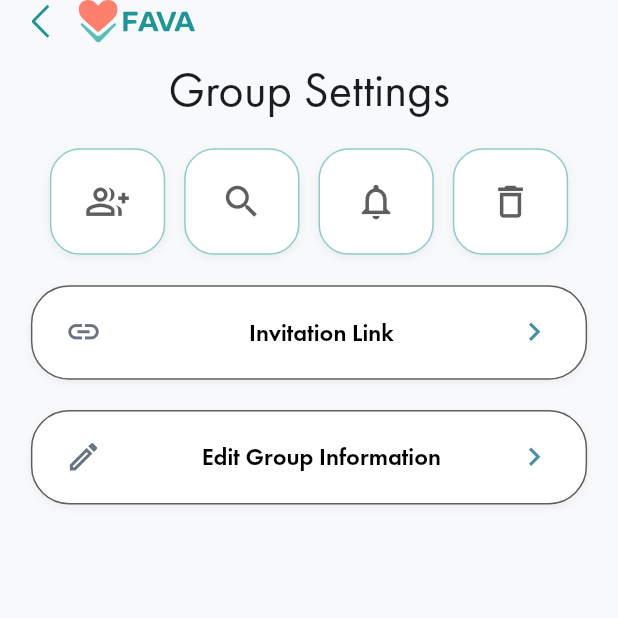
After one commit to terabitdev/Fav-community-App, a Flutter app: the GroupSettingAdminScreen screen opened by its route, on a phone screen of 412 x 824 dp, the top half of it. The commit adds this screen. Run offline on Flutter 3.47's test engine with Material 3 defaults, Android fonts, the phone set to English and light mode, and no system bars; our stand-ins replace flutter_screenutil, flutter_svg, go_router, lottie.

Commit message:
Grpup Settings

```diff
--- a/lib/app/routes.dart
+++ b/lib/app/routes.dart
@@ -9,6 +9,7 @@ import '../screens/auth/signup_screen.dart';
 import '../screens/auth/onboarding_screen1.dart';
 import '../screens/community/feed_screen.dart';
 import '../screens/direct_requests/UpdatesRequestAcceptedViewDetailsScreen.dart';
+import '../screens/groups/GroupSettingAdminScreen.dart';
 import '../screens/groups/groups_screen.dart';
 import '../screens/profile/profile_screen.dart';
 
@@ -23,7 +24,8 @@ enum AppRoute {
   setNewPassword('/new-password'),
   updatesrequestacceptedviewdetailsscreen('/updatesrequestacceptedviewdetailsscreen'),
   userProfileScreen('/user-profile-screen'),
-  myGroupsScreen('/my-groups-screen');
+  myGroupsScreen('/my-groups-screen'),
+  groupSettingAdminScreen('/group-setting-admin-screen');
 
   final String path;
   const AppRoute(this.path);
@@ -84,7 +86,15 @@ class AppRoutes {
         ),
       ),
 
-
+      GoRoute(
+        path: AppRoute.groupSettingAdminScreen.path,
+        name: AppRoute.groupSettingAdminScreen.name,
+        pageBuilder: (context, state) => _buildCupertinoPage(
+          context: context,
+          state: state,
+          child: const GroupSettingAdminScreen(),
+        ),
+      ),
 
       GoRoute(
         path: AppRoute.signup.path,
--- a/lib/core/constants/colors.dart
+++ b/lib/core/constants/colors.dart
@@ -31,3 +31,5 @@ const othersClr = Color.fromRGBO(132, 132, 132, 1);
 const darkGray = Color(0xff5E5E5E);
 const lightYellow = Color(0xffFAFFD7);
 const lightGray = Color(0xffFFDDD7);
+const cyanGreen = Color(0xff1E9695);
+const white = Color(0xffFFFFFF);
--- /dev/null
+++ b/lib/screens/groups/GroupSettingAdminScreen.dart
@@ -0,0 +1,159 @@
+import 'package:fava/core/constants/responsive_layout.dart';
+import 'package:flutter/material.dart';
+import 'package:flutter_screenutil/flutter_screenutil.dart';
+
+import '../../core/constants/colors.dart';
+import '../../core/utils/app_text_styles.dart';
+import '../../widgets/auth/custom_auth_header.dart';
+
+class GroupSettingAdminScreen extends StatefulWidget {
+  const GroupSettingAdminScreen({super.key});
+
+  @override
+  State<GroupSettingAdminScreen> createState() =>
+      _GroupSettingAdminScreenState();
+}
+
+class _GroupSettingAdminScreenState extends State<GroupSettingAdminScreen> {
+  @override
+  Widget build(BuildContext context) {
+    return Scaffold(
+      backgroundColor: Color(0xFFF8F9FA),
+      body: SafeArea(
+        child: Padding(
+          padding: EdgeInsets.symmetric(horizontal: context.screenWidth * 0.05),
+          child: SingleChildScrollView(
+            child: Column(
+              spacing: 20.h,
+              mainAxisAlignment: MainAxisAlignment.start,
+              crossAxisAlignment: CrossAxisAlignment.start,
+              children: [
+                CustomAuthHeader(backButton: true, title: 'Group Settings'),
+
+                // Four icon buttons row
+                Row(
+                  mainAxisAlignment: MainAxisAlignment.spaceEvenly,
+                  children: [
+                    _buildIconButton(
+                      icon: Icons.group_add_outlined,
+                      onTap: () {
+                        // Add member functionality
+                      },
+                    ),
+                    _buildIconButton(
+                      icon: Icons.search,
+                      onTap: () {
+                        // Search functionality
+                      },
+                    ),
+                    _buildIconButton(
+                      icon: Icons.notifications_outlined,
+                      onTap: () {
+                        // Notifications functionality
+                      },
+                    ),
+                    _buildIconButton(
+                      icon: Icons.delete_outline,
+                      onTap: () {
+                        // Delete functionality
+                      },
+                    ),
+                  ],
+                ),
+
+                // Invitation Link option
+                _buildSettingOption(
+                  icon: Icons.link,
+                  title: 'Invitation Link',
+                  onTap: () {
+                    // Handle invitation link
+                  },
+                ),
+
+                // Edit Group Information option
+                _buildSettingOption(
+                  icon: Icons.edit_outlined,
+                  title: 'Edit Group Information',
+                  onTap: () {
+                    // Handle edit group info
+                  },
+                ),
+              ],
+            ),
+          ),
+        ),
+      ),
+    );
+  }
+
+  Widget _buildIconButton({
+    required IconData icon,
+    required VoidCallback onTap,
+  }) {
+    return GestureDetector(
+      onTap: onTap,
+      child: Container(
+        width: 70.w,
+        height: 70.h,
+        decoration: BoxDecoration(
+          color: Colors.white,
+          borderRadius: BorderRadius.circular(20.r),
+          border: Border.all(color: cyanGreen.withOpacity(0.5), width: 1),
+          boxShadow: [
+            BoxShadow(
+              color: Colors.black.withOpacity(0.05),
+              blurRadius: 4,
+              offset: Offset(0, 2),
+            ),
+          ],
+        ),
+        child: Icon(icon, size: 28.sp, color: darkGray),
+      ),
+    );
+  }
+
+  Widget _buildSettingOption({
+    required IconData icon,
+    required String title,
+    required VoidCallback onTap,
+  }) {
+    return GestureDetector(
+      onTap: onTap,
+      child: Container(
+        width: double.infinity,
+        padding: EdgeInsets.symmetric(horizontal: 20.w, vertical: 18.h),
+        decoration: BoxDecoration(
+          color: Colors.white,
+          borderRadius: BorderRadius.circular(25.r),
+          border: Border.all(color: darkGray, width: 1),
+          boxShadow: [
+            BoxShadow(
+              color: Colors.black.withOpacity(0.05),
+              blurRadius: 4,
+              offset: Offset(0, 2),
+            ),
+          ],
+        ),
+        child: Row(
+          children: [
+            Icon(icon, size: 24.sp, color: Color(0xFF6B7280)),
+            SizedBox(width: 15.w),
+            Expanded(
+              child: Center(
+                child: Text(
+                  title,
+                  style: AppTextStyles.futuraBook400.copyWith(
+                    fontSize: 16.sp,
+                    fontWeight: FontWeight.w500,
+                    color: Colors.black,
+                  ),
+                ),
+              ),
+            ),
+            Icon(Icons.chevron_right, size: 24.sp, color: Color(0xFF4A90A4)),
+          ],
+        ),
+      ),
+    );
+  }
+}
--- a/lib/screens/groups/groups_screen.dart
+++ b/lib/screens/groups/groups_screen.dart
@@ -1,8 +1,10 @@
 import 'package:fava/core/constants/responsive_layout.dart';
 import 'package:flutter/material.dart';
 import 'package:flutter_screenutil/flutter_screenutil.dart';
+import 'package:go_router/go_router.dart';
 import 'package:provider/provider.dart';
 
+import '../../app/routes.dart';
 import '../../core/constants/colors.dart';
 import '../../providers/groups_provider.dart';
 import '../../widgets/auth/custom_auth_header.dart';
@@ -44,6 +46,7 @@ class _MyGroupsScreenState extends State<MyGroupsScreen> {
                                 print("View Group pressed: ${group.title}");
                               },
                               onSettings: () {
+                                context.pushNamed(AppRoute.groupSettingAdminScreen.name);
                                 print("Group settings pressed: ${group.title}");
                               },
                             ),
```
